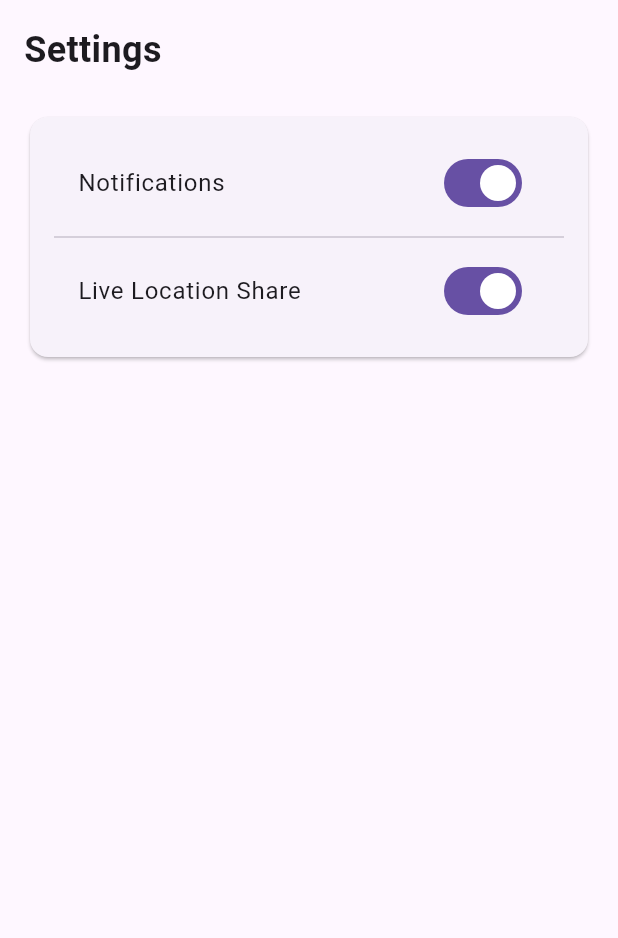
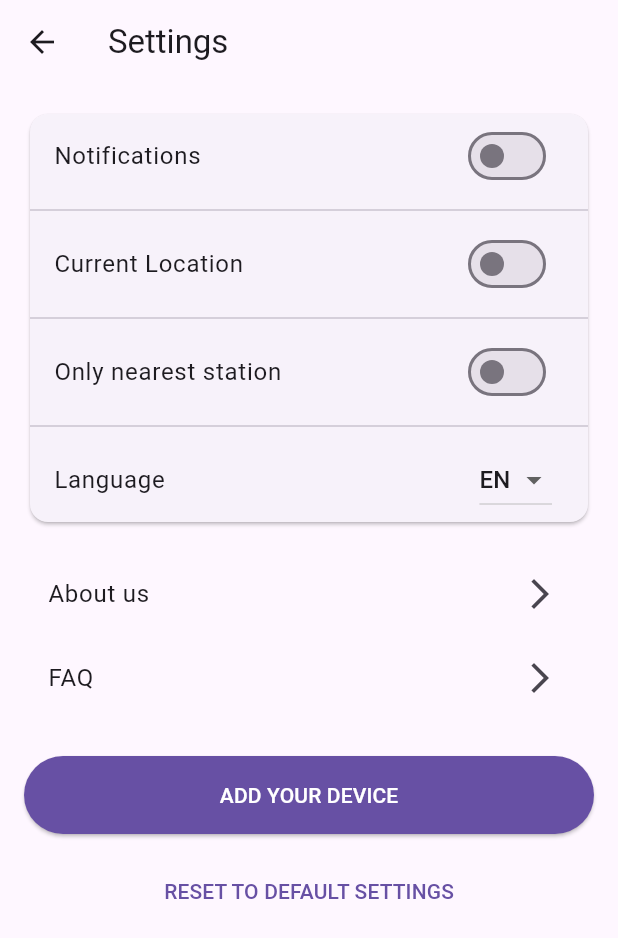
Before and after one commit to bube-ristovska/pulseeco, a Flutter app: the SettingsScreen screen opened directly, on a phone screen of 412 x 824 dp. Shown: the top 938 px of the screen. Run offline on Flutter 3.47's test engine with Material 3 defaults, Android fonts, the light colour scheme and no system bars; our stand-ins replace flutter_map, latlong2.

Commit message:
settings and device screen implemented

```diff
--- a/lib/settingsscreen.dart
+++ b/lib/settingsscreen.dart
@@ -1,61 +1,156 @@
+// File: settingsscreen.dart
+
 import 'package:flutter/material.dart';
+import 'yourdevicescreen.dart';
 
 class SettingsScreen extends StatefulWidget {
   const SettingsScreen({Key? key}) : super(key: key);
 
   @override
-  _SettingsScreenState createState() => _SettingsScreenState();
+  State<SettingsScreen> createState() => SettingsScreenState();
 }
 
-class _SettingsScreenState extends State<SettingsScreen> {
-  bool notificationsEnabled = true;
-  bool locationEnabled = true;
+class SettingsScreenState extends State<SettingsScreen> {
+  bool notificationsEnabled = false;
+  bool locationEnabled = false;
+  bool nearestStationOnly = false;
+  String currentLanguage = 'EN';
+
+  final List<String> languages = ['EN', 'MK', 'ES'];
+
+  void _handleNotificationChange(bool value) {
+    setState(() {
+      notificationsEnabled = value;
+    });
+  }
+
+  void _handleLocationChange(bool value) {
+    setState(() {
+      locationEnabled = value;
+    });
+  }
+
+  void _resetToDefault() {
+    setState(() {
+      notificationsEnabled = false;
+      locationEnabled = false;
+      nearestStationOnly = false;
+      currentLanguage = 'EN';
+    });
+  }
+
+  void _navigateToYourDevice() {
+    Navigator.push(
+      context,
+      MaterialPageRoute(
+        builder: (context) => const YourDeviceScreen(),
+      ),
+    );
+  }
+
+  void _openWebPage(String type) {
+    ScaffoldMessenger.of(context).showSnackBar(
+      SnackBar(
+        content: Text('Opening $type page...'),
+        duration: const Duration(seconds: 2),
+      ),
+    );
+  }
 
   @override
   Widget build(BuildContext context) {
-    return Padding(
+    return Scaffold(
+      appBar: AppBar(
+        leading: IconButton(
+          icon: const Icon(Icons.arrow_back),
+          onPressed: () => Navigator.pop(context),
+        ),
+        title: const Text('Settings'),
+      ),
+      body: SingleChildScrollView(
+        child: Padding(
           padding: const EdgeInsets.all(16.0),
           child: Column(
-        crossAxisAlignment: CrossAxisAlignment.start,
+            crossAxisAlignment: CrossAxisAlignment.stretch,
             children: [
-          const Text(
-            'Settings',
-            style: TextStyle(
-              fontSize: 24,
-              fontWeight: FontWeight.bold,
-            ),
-          ),
-          const SizedBox(height: 24),
               Card(
-            child: Padding(
-              padding: const EdgeInsets.all(16.0),
                 child: Column(
                   children: [
                     SwitchListTile(
                       title: const Text('Notifications'),
                       value: notificationsEnabled,
-                    onChanged: (bool value) {
-                      setState(() {
-                        notificationsEnabled = value;
-                      });
+                      onChanged: _handleNotificationChange,
+                    ),
+                    const Divider(),
+                    SwitchListTile(
+                      title: const Text('Current Location'),
+                      value: locationEnabled,
+                      onChanged: _handleLocationChange,
+                    ),
+                    const Divider(),
+                    SwitchListTile(
+                      title: const Text('Only nearest station'),
+                      value: nearestStationOnly,
+                      onChanged: (value) {
+                        setState(() => nearestStationOnly = value);
                       },
                     ),
                     const Divider(),
-                  SwitchListTile(
-                    title: const Text('Live Location Share'),
-                    value: locationEnabled,
-                    onChanged: (bool value) {
-                      setState(() {
-                        locationEnabled = value;
-                      });
+                    ListTile(
+                      title: const Text('Language'),
+                      trailing: DropdownButton<String>(
+                        value: currentLanguage,
+                        items: languages.map((String language) {
+                          return DropdownMenuItem<String>(
+                            value: language,
+                            child: Text(language),
+                          );
+                        }).toList(),
+                        onChanged: (String? newValue) {
+                          if (newValue != null) {
+                            setState(() => currentLanguage = newValue);
+                          }
                         },
+                      ),
+                    ),
+                  ],
+                ),
+              ),
+              const SizedBox(height: 16),
+              ListTile(
+                title: const Text('About us'),
+                trailing: const Icon(Icons.arrow_forward_ios),
+                onTap: () => _openWebPage('About'),
+              ),
+              ListTile(
+                title: const Text('FAQ'),
+                trailing: const Icon(Icons.arrow_forward_ios),
+                onTap: () => _openWebPage('FAQ'),
+              ),
+              const SizedBox(height: 24),
+              ElevatedButton(
+                style: ElevatedButton.styleFrom(
+                  backgroundColor: Theme.of(context).primaryColor,
+                  padding: const EdgeInsets.all(16),
+                ),
+                onPressed: _navigateToYourDevice,
+                child: const Text(
+                  'ADD YOUR DEVICE',
+                  style: TextStyle(color: Colors.white),
+                ),
+              ),
+              const SizedBox(height: 12),
+              TextButton(
+                style: TextButton.styleFrom(
+                  padding: const EdgeInsets.all(16),
+                ),
+                onPressed: _resetToDefault,
+                child: const Text('RESET TO DEFAULT SETTINGS'),
               ),
             ],
           ),
         ),
       ),
-        ],
-      ),
     );
   }
 }
--- a/pubspec.yaml
+++ b/pubspec.yaml
@@ -32,6 +32,7 @@ dependencies:
     sdk: flutter
   flutter_map: ^6.0.0
   latlong2: ^0.9.0
+  permission_handler: ^10.2.0
 
 
 
```
Also changed, not shown: lib/yourdevicescreen.dart (added, +158 -0 lines). Lines whose indentation alone changed are shown as unchanged.
